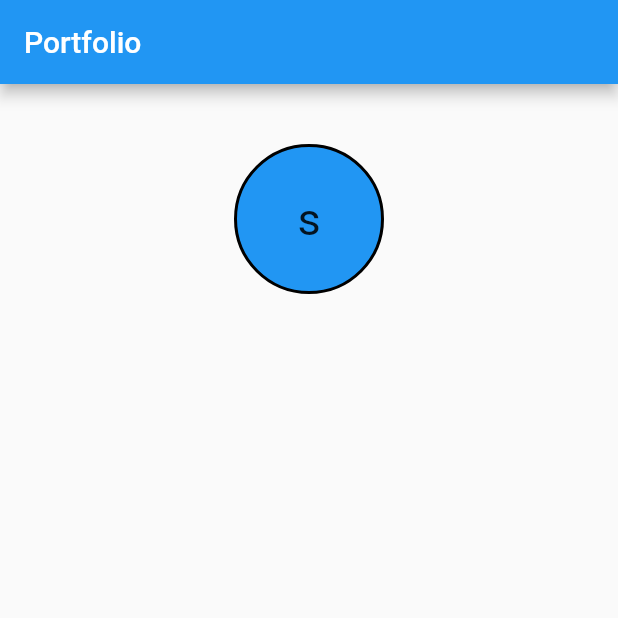
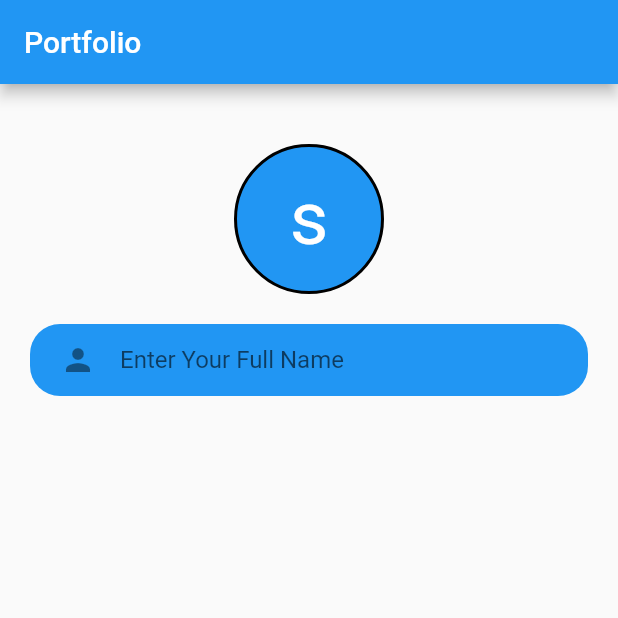
Before and after one commit to BINAH25/flutter_basic, a Flutter app: the screen it shows after launch, on a phone screen of 412 x 824 dp, the top half of it. Run offline on Flutter 3.47's test engine with Material 2 defaults, Android fonts, the phone set to English and light mode, and no system bars.

Commit message:
on mini project

```diff
--- a/lib/main.dart
+++ b/lib/main.dart
@@ -25,9 +25,25 @@ class MainApp extends StatelessWidget {
                     child: Center(
                       child: Text(
                         's',
-                        style: TextStyle(fontSize: 30),
+                        style: TextStyle(fontSize: 50, color: Colors.white),
                       ),
                     )),
+              ),
+              Container(
+                alignment: Alignment.center,
+                margin: EdgeInsets.all(20),
+                decoration: BoxDecoration(
+                    color: Colors.blue,
+                    borderRadius: BorderRadius.circular(20)),
+                child: Padding(
+                  padding: EdgeInsets.only(left: 20),
+                  child: TextField(
+                    decoration: InputDecoration(
+                        border: InputBorder.none,
+                        hintText: 'Enter Your Full Name',
+                        icon: Icon(Icons.person)),
+                  ),
+                ),
               )
             ],
           )),
```
